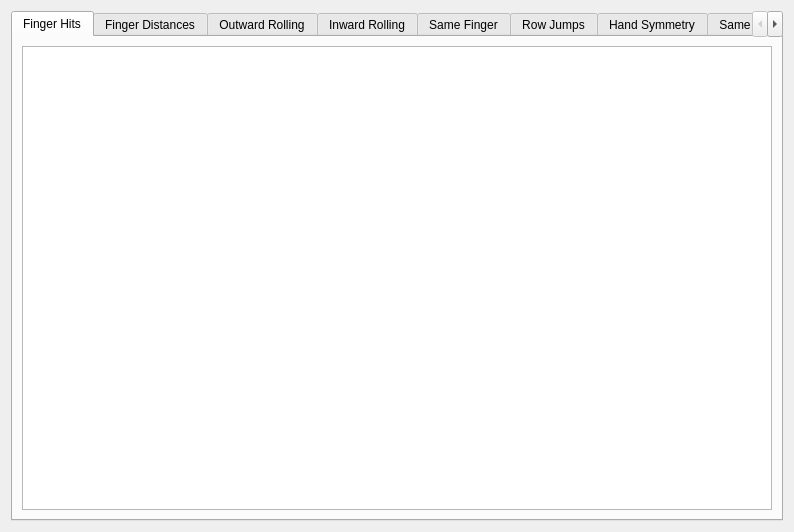
This is Source/comparedialog.ui in mehdioa/takla as Qt 5 draws it before an edit. The edited form follows.
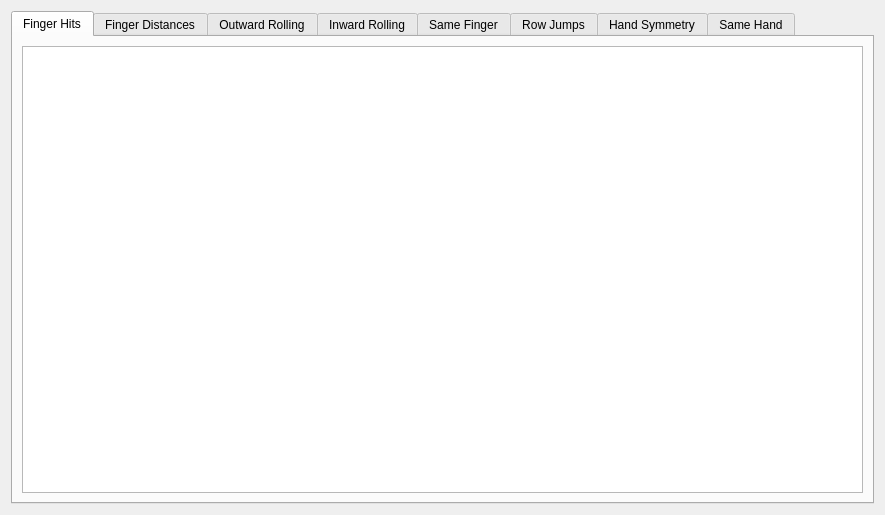
This is the edited form.

Diff of the .ui file:
```diff
--- a/Source/comparedialog.ui
+++ b/Source/comparedialog.ui
@@ -6,8 +6,8 @@
    <rect>
     <x>0</x>
     <y>0</y>
-    <width>794</width>
-    <height>532</height>
+    <width>885</width>
+    <height>515</height>
    </rect>
   </property>
   <property name="windowTitle">
```
